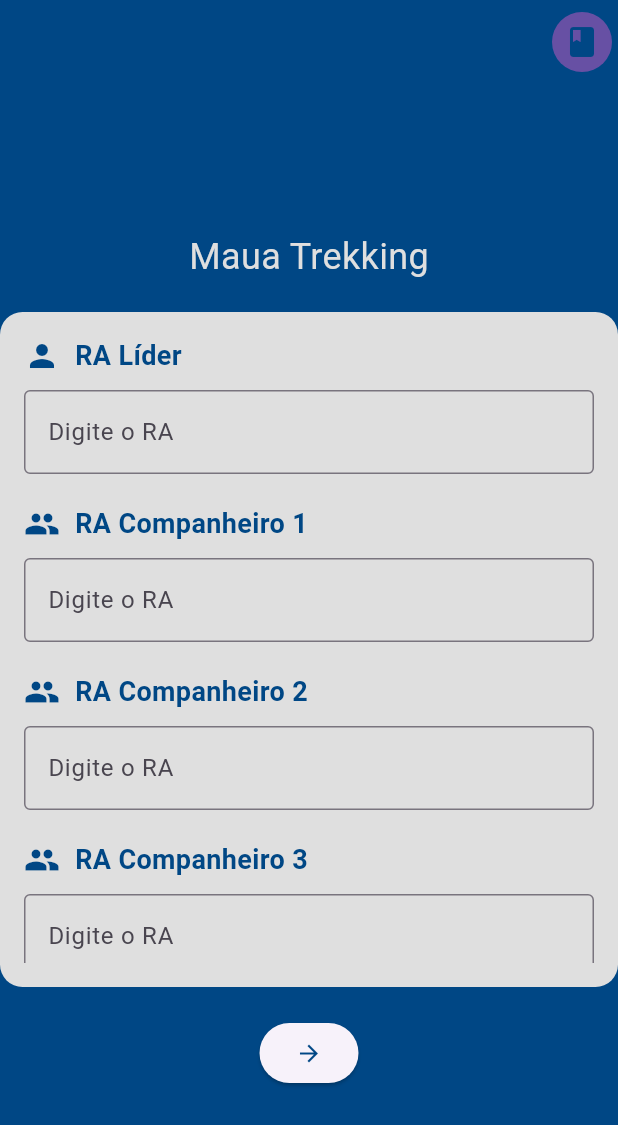
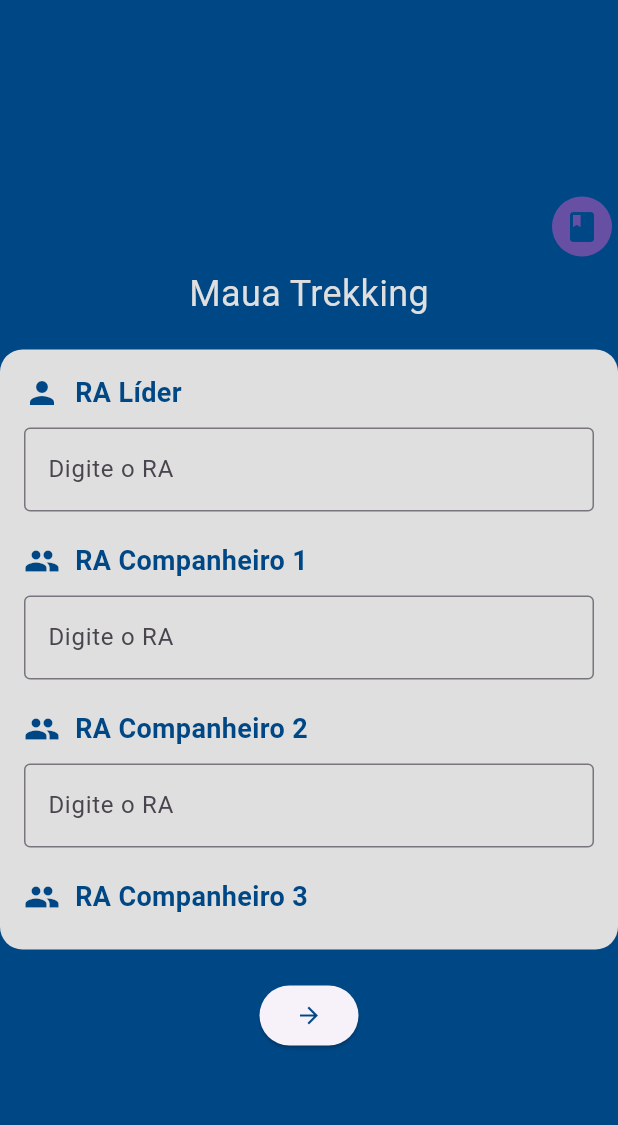
Before and after one commit to Uper05/PI-4S.MauaTrekking, a Flutter app: the DesktopLayout screen opened directly, on a phone screen of 412 x 824 dp. Shown: the top 1125 px of the screen. Run offline on Flutter 3.47's test engine with Material 3 defaults, Android fonts, the phone set to English and light mode, and no system bars; our stand-ins replace firebase_core; accounts and stored records are empty.

Commit message:
Pequenos Retoques
Pequenos retoques no código da tela Mobile e Desktop.

```diff
--- a/maua_trecking_project/lib/main.dart
+++ b/maua_trecking_project/lib/main.dart
@@ -24,7 +24,6 @@
 
 class MyApp extends StatelessWidget {
   const MyApp({super.key});
-
   // This widget is the root of your application.
   @override
   Widget build(BuildContext context) {
--- a/maua_trecking_project/lib/src/screens/desktopscreen.dart
+++ b/maua_trecking_project/lib/src/screens/desktopscreen.dart
@@ -1,7 +1,7 @@
 import 'package:flutter/material.dart';
 import '../../widgets/ralist.dart';
 
-class DesktopLayout extends StatefulWidget{
+class DesktopLayout extends StatefulWidget {
   const DesktopLayout({super.key});
 
   @override
@@ -10,8 +10,7 @@ class DesktopLayout extends StatefulWidget{
   }
 }
 
-class DesktopLayoutState extends State<DesktopLayout>{
-
+class DesktopLayoutState extends State<DesktopLayout> {
   final List<String> ratitulos = [
     'RA Líder',
     'RA Companheiro 1',
@@ -33,20 +32,25 @@ class DesktopLayoutState extends State<DesktopLayout>{
   @override
   void initState() {
     super.initState();
-    controllers = List.generate(ratitulos.length, (index) => TextEditingController());
+    controllers =
+        List.generate(ratitulos.length, (index) => TextEditingController());
   }
 
   void getTextFieldValues() {
-    List<String> valores = controllers.map((controller) => controller.text).toList();
+    List<String> valores =
+        controllers.map((controller) => controller.text).toList();
     print(valores);
   }
 
   @override
   Widget build(BuildContext context) {
-
     return Scaffold(
       backgroundColor: const Color.fromARGB(255, 0, 71, 133),
-      appBar: AppBar(
+      body: Center(
+        child: Column(mainAxisAlignment: MainAxisAlignment.center, children: [
+          SizedBox(
+            width: 500,
+            child: AppBar(
               backgroundColor: const Color.fromARGB(0, 0, 0, 0),
               actions: [
                 IconButton.filled(
@@ -57,8 +61,7 @@ class DesktopLayoutState extends State<DesktopLayout>{
                     ))
               ],
             ),
-      body: Center(
-        child: Column(mainAxisAlignment: MainAxisAlignment.center, children: [
+          ),
           const Text(
             "Maua Trekking",
             style: TextStyle(
@@ -69,26 +72,49 @@ class DesktopLayoutState extends State<DesktopLayout>{
           ),
           SizedBox(
             width: 500,
-            height: 450,
+            height: 400,
             child: Container(
                 decoration: BoxDecoration(
-                  color:const Color.fromARGB(255, 223, 223, 223),
+                    color: const Color.fromARGB(255, 223, 223, 223),
                     borderRadius: BorderRadius.circular(15)),
                 child: Padding(
                     padding: const EdgeInsets.all(16.0),
-                  child: ListView
-                    (
+                    child: ListView(
                       children: [
-                      RaListWidget(icon: raicones[0], title: ratitulos[0], controller: controllers[0],),
-                      RaListWidget(icon: raicones[1], title: ratitulos[1], controller: controllers[1]),
-                      RaListWidget(icon: raicones[2], title: ratitulos[2], controller: controllers[2]),
-                      RaListWidget(icon: raicones[3], title: ratitulos[3], controller: controllers[3]),
-                      RaListWidget(icon: raicones[4], title: ratitulos[4], controller: controllers[4]),
-                    ],)
-                  )),
+                        RaListWidget(
+                          icon: raicones[0],
+                          title: ratitulos[0],
+                          controller: controllers[0],
                         ),
-          const SizedBox(height: 20,),
-          ElevatedButton(onPressed: getTextFieldValues,child: const Icon(Icons.arrow_forward,color: Color.fromARGB(255, 0, 71, 133),),)
+                        RaListWidget(
+                            icon: raicones[1],
+                            title: ratitulos[1],
+                            controller: controllers[1]),
+                        RaListWidget(
+                            icon: raicones[2],
+                            title: ratitulos[2],
+                            controller: controllers[2]),
+                        RaListWidget(
+                            icon: raicones[3],
+                            title: ratitulos[3],
+                            controller: controllers[3]),
+                        RaListWidget(
+                            icon: raicones[4],
+                            title: ratitulos[4],
+                            controller: controllers[4]),
+                      ],
+                    ))),
+          ),
+          const SizedBox(
+            height: 20,
+          ),
+          ElevatedButton(
+            onPressed: getTextFieldValues,
+            child: const Icon(
+              Icons.arrow_forward,
+              color: Color.fromARGB(255, 0, 71, 133),
+            ),
+          )
         ]),
       ),
     );
--- a/maua_trecking_project/lib/src/screens/mobilescreen.dart
+++ b/maua_trecking_project/lib/src/screens/mobilescreen.dart
@@ -51,12 +51,18 @@ class MobileLayoutState extends State<MobileLayout> {
       appBar: AppBar(
         backgroundColor: const Color.fromARGB(0, 0, 0, 0),
         actions: [
-          IconButton.filled(
-              onPressed: getTextFieldValues,
-              icon: const Icon(
-                Icons.book,
-                color: Color.fromARGB(255, 0, 71, 133),
-              ))
+          Container(
+            margin:const EdgeInsets.only(right: 10,top: 10),
+            decoration:  const BoxDecoration(
+                color: Color.fromARGB(255, 223, 223, 223),
+                shape: BoxShape.circle),
+            child: IconButton(
+                onPressed: getTextFieldValues,
+                icon: const Icon(
+                  Icons.book,
+                  color: Color.fromARGB(255, 0, 71, 133),
+                )),
+          )
         ],
       ),
       body: Center(
```
Lines whose indentation alone changed are shown as unchanged.
